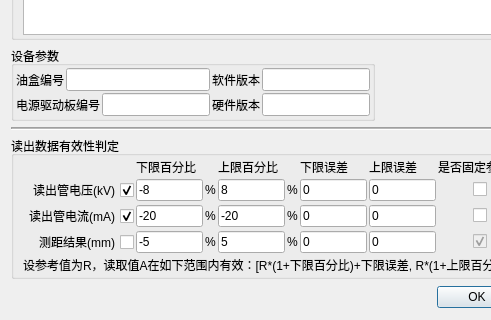
The window that test_param_settings.ui (curious-heart/X-exposer-tool) describes before a commit, drawn with Qt 5; both pictures show x 0 to 491 and y 233 to 553 of the 614 by 553 pixel window.
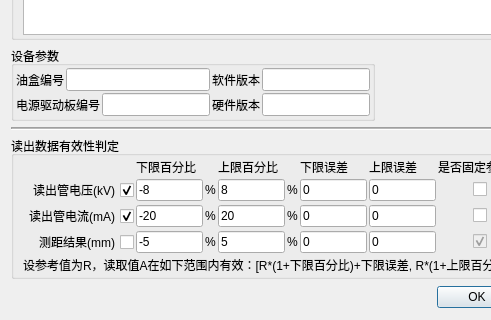
The same window after the commit.

Commit message: Fix error default test-limit param in ui file.

Diff of the .ui file:
```diff
--- a/test_param_settings.ui
+++ b/test_param_settings.ui
@@ -1000,7 +1000,7 @@
           <item>
            <widget class="QLineEdit" name="amtmAUpEdgePctLEdit">
             <property name="text">
-             <string>-20</string>
+             <string>20</string>
             </property>
            </widget>
           </item>
```
